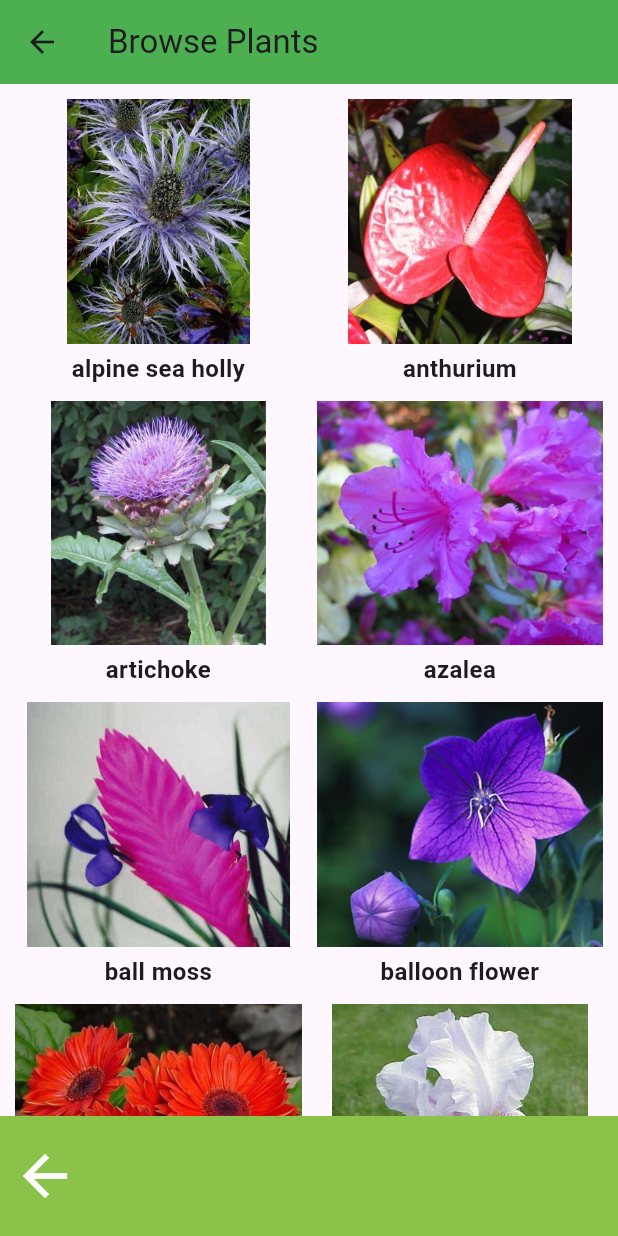
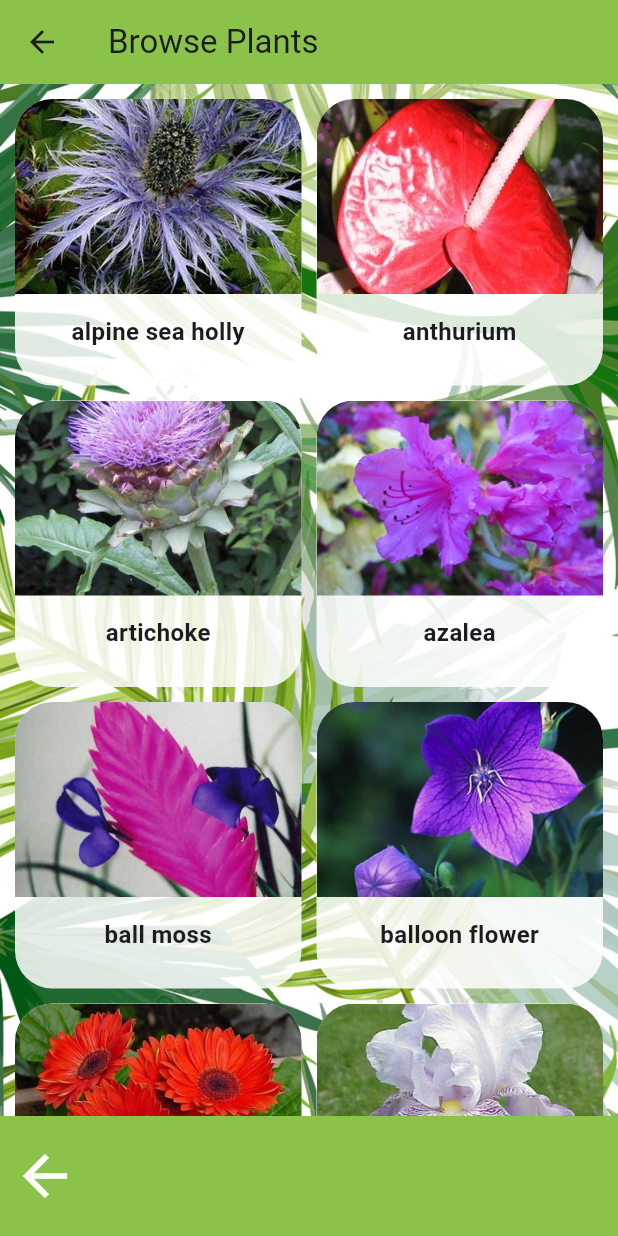
Before and after one commit to szeltamas/szakdoga_flutter, a Flutter app: the BrowseScreen screen opened directly, on a phone screen of 412 x 824 dp. Run offline on Flutter 3.47's test engine with Material 3 defaults, Android fonts, the phone set to English and light mode, and no system bars; our stand-ins replace font_awesome_flutter, image_picker.

Commit message:
Commit 4 - Browse Screen Done

```diff
--- a/lib/screens/Browsescreen.dart
+++ b/lib/screens/Browsescreen.dart
@@ -6,11 +6,11 @@ class BrowseScreen extends StatelessWidget {
   const BrowseScreen({super.key});
 
   Future<List<String>> _loadImagePaths() async {
-    // This assumes that the assets are declared in pubspec.yaml
+    // Load the AssetManifest.json to get the list of assets
     final manifestContent = await rootBundle.loadString('AssetManifest.json');
     final Map<String, dynamic> manifestMap = json.decode(manifestContent);
 
-    // Filter out the images in the plant_images directory
+    // Filter the assets to only include those in the plant_images directory
     final imagePaths = manifestMap.keys
         .where((String key) => key.startsWith('images/plant_images/'))
         .toList();
@@ -21,11 +21,24 @@ class BrowseScreen extends StatelessWidget {
   @override
   Widget build(BuildContext context) {
     return Scaffold(
-      appBar: AppBar(
+      body: Stack(
+        children: [
+          Container(
+            decoration: BoxDecoration(
+              image: DecorationImage(
+                image: AssetImage("images/mobilebackground.jpg"), // Background image
+                fit: BoxFit.cover, // Cover the entire screen
+              ),
+            ),
+          ),
+          Column(
+            children: [
+              AppBar(
                 title: Text('Browse Plants'),
-        backgroundColor: Colors.green,
+                backgroundColor: Colors.lightGreen,
               ),
-      body: FutureBuilder<List<String>>(
+              Expanded(
+                child: FutureBuilder<List<String>>(
                   future: _loadImagePaths(),
                   builder: (context, snapshot) {
                     if (snapshot.connectionState == ConnectionState.waiting) {
@@ -42,6 +55,7 @@ class BrowseScreen extends StatelessWidget {
                           crossAxisCount: 2,
                           crossAxisSpacing: 10,
                           mainAxisSpacing: 10,
+                          childAspectRatio: 1, // Make containers square
                         ),
                         itemCount: imagePaths.length,
                         itemBuilder: (context, index) {
@@ -52,20 +66,42 @@ class BrowseScreen extends StatelessWidget {
                             onTap: () {
                               // Handle image tap here if needed
                             },
+                            child: Container(
+                              width: 150, // Fixed width for uniformity
+                              height: 180, // Adjusted height for better fit
+                              decoration: BoxDecoration(
+                                color: Colors.white.withOpacity(0.85), // Background color
+                                borderRadius: BorderRadius.circular(25.0), // Rounded corners
+                              ),
                               child: Column(
                                 children: [
-                      Expanded(
+                                  ClipRRect(
+                                    borderRadius: BorderRadius.vertical(top: Radius.circular(25.0)),
                                     child: Image.asset(
                                       imagePath,
-                          fit: BoxFit.cover,
+                                      fit: BoxFit.cover, // Ensure image fills the container
+                                      width: double.infinity,
+                                      height: 130, // Fixed height for the image
                                     ),
                                   ),
-                      SizedBox(height: 5),
-                      Text(
+                                  Container(
+                                    height: 50, // Adjusted height for the text
+                                    padding: EdgeInsets.symmetric(vertical: 5.0), // Reduced padding
+                                    child: Center(
+                                      child: Text(
                                         fileName,
-                        style: TextStyle(fontSize: 16, fontWeight: FontWeight.bold),
+                                        style: TextStyle(
+                                          fontSize: 16,
+                                          fontWeight: FontWeight.bold,
+                                        ),
+                                        textAlign: TextAlign.center,
+                                        overflow: TextOverflow.ellipsis, // Prevent overflow
+                                        maxLines: 1, // Limit to one line
+                                      ),
+                                    ),
                                   ),
                                 ],
+                              ),
                             ),
                           );
                         },
@@ -73,20 +109,30 @@ class BrowseScreen extends StatelessWidget {
                     }
                   },
                 ),
-      bottomNavigationBar: Container(
-        height: 80, // Height of the dashboard-like footer
-        color: Colors.lightGreen, // Light green color for the footer
+              ),
+            ],
+          ),
+          Positioned(
+            bottom: 0,
+            left: 0,
+            right: 0,
+            child: Container(
+              height: 80,
+              color: Colors.lightGreen,
               child: Row(
                 children: [
                   IconButton(
-              icon: Icon(Icons.arrow_back, color: Colors.white, size: 44), // Back icon
+                    icon: Icon(Icons.arrow_back, color: Colors.white, size: 44),
                     onPressed: () {
                       Navigator.pop(context); // Go back to MainPage
                     },
                   ),
-            Spacer(), // Pushes the icon to the left
+                  Spacer(),
                 ],
               ),
+            ),
+          ),
+        ],
       ),
     );
   }
```
Lines whose indentation alone changed are shown as unchanged.
